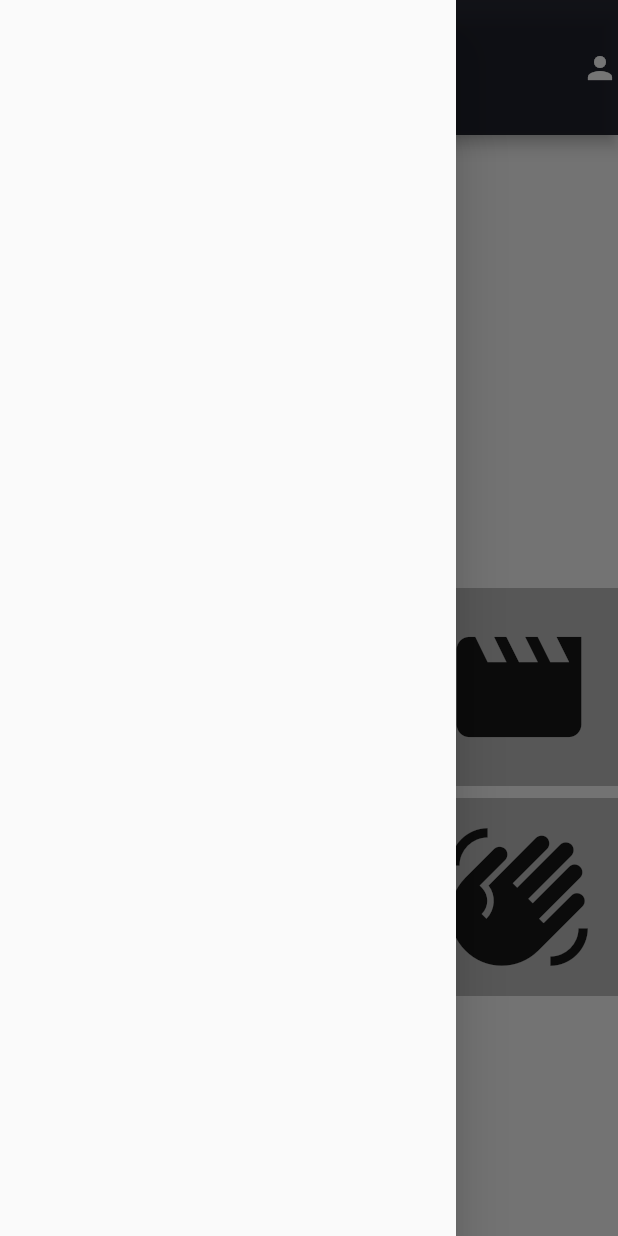
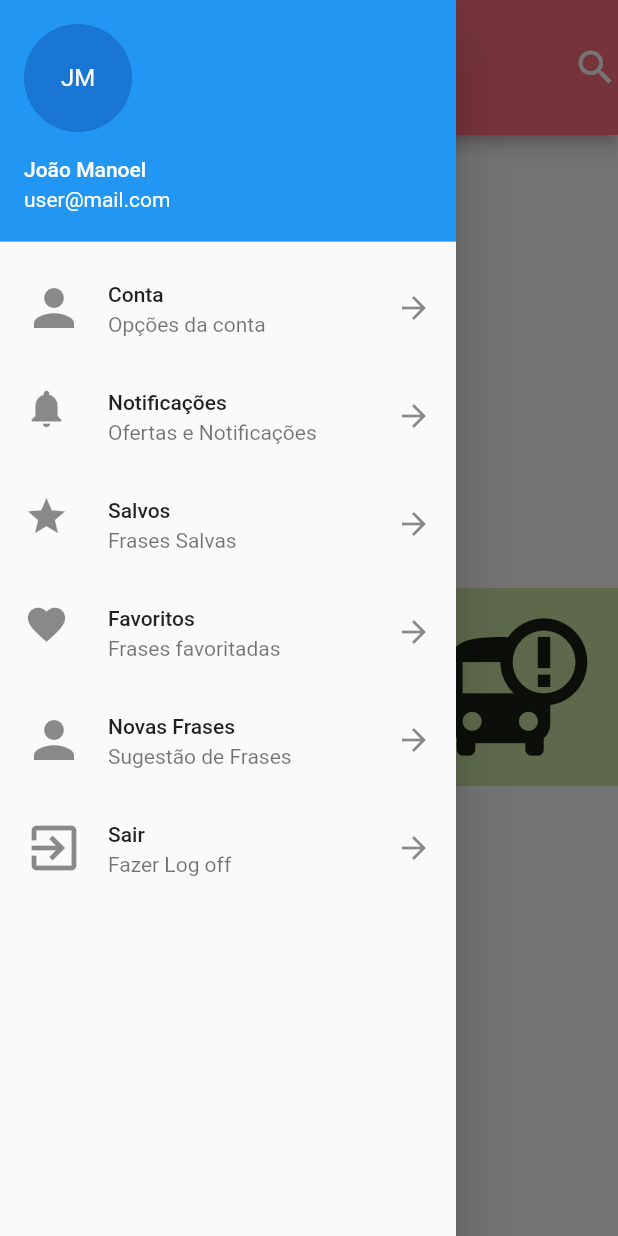
Before and after one commit to Campus-Angical/newenglish, a Flutter app: the screen it shows after launch, with the side drawer open, on a phone screen of 412 x 824 dp. Run offline on Flutter 3.47's test engine with Material 2 defaults, Android fonts, the phone set to English and light mode, and no system bars; our stand-ins replace dartz, get.

Commit message:
Atualiza o projeto com a CleanArchitecture

```diff
--- /dev/null
+++ b/lib/core/failures/failures.dart
@@ -0,0 +1,3 @@
+class Failure {
+
+}
--- /dev/null
+++ b/lib/core/getx/bindings.dart
@@ -0,0 +1,13 @@
+import 'package:get/get.dart';
+import 'package:newenglish/data/local_repository.dart';
+import 'package:newenglish/domain/usecase/list_locais.dart';
+import 'package:newenglish/presentation/controllers/home_ctrl.dart';
+
+class DependencisBinding implements Bindings {
+  @override
+  void dependencies() {
+    Get.put(LocalRepository());
+    Get.put(ListLocal());
+    Get.put(HomeCtrl());
+  }
+}
--- /dev/null
+++ b/lib/core/usecase/usecase.dart
@@ -0,0 +1,8 @@
+import 'package:dartz/dartz.dart';
+import 'package:newenglish/core/failures/failures.dart';
+
+abstract class UseCase<T, Params> {
+  Future<Either<Failure, T>> call(Params params);
+}
+
+class NoParams {}
--- /dev/null
+++ b/lib/data/local_repository.dart
@@ -0,0 +1,19 @@
+import 'package:dartz/dartz.dart';
+import 'package:flutter/material.dart';
+import 'package:newenglish/core/failures/failures.dart';
+import 'package:newenglish/domain/entities/local.dart';
+
+class LocalRepository {
+
+  List<Local> locais = [
+    Local('Restaurante', Icons.food_bank),
+    Local('Escola', Icons.school),
+    Local('Transporte', Icons.bus_alert)
+  ];
+
+  Future<Either<Failure, List<Local>>> all() async {
+    await Future.delayed(Duration(seconds: 3));
+    return right(locais);
+  }
+
+}
--- /dev/null
+++ b/lib/domain/entities/local.dart
@@ -0,0 +1,8 @@
+import 'package:flutter/material.dart';
+
+class Local {
+  String nome;
+  IconData icon;
+
+  Local(this.nome, this.icon);
+}
--- /dev/null
+++ b/lib/domain/usecase/list_locais.dart
@@ -0,0 +1,17 @@
+import 'package:get/get.dart';
+import 'package:newenglish/core/failures/failures.dart';
+import 'package:dartz/dartz.dart';
+import 'package:newenglish/core/usecase/usecase.dart';
+import 'package:newenglish/data/local_repository.dart';
+import 'package:newenglish/domain/entities/local.dart';
+
+class ListLocal implements UseCase<List<Local>, NoParams> {
+
+  LocalRepository _repository = Get.find();
+
+  @override
+  Future<Either<Failure, List<Local>>> call(NoParams params) {
+    return _repository.all();
+  }
+
+}
--- a/lib/main.dart
+++ b/lib/main.dart
@@ -1,50 +1,12 @@
-import 'package:flutter/material.dart';
+import 'package:newenglish/core/getx/bindings.dart';
+import 'package:flutter/cupertino.dart';
+import 'package:get/get.dart';
+import 'package:newenglish/presentation/pages/home_page.dart';
 
 void main() {
-  runApp(const MaterialApp(
+  WidgetsFlutterBinding.ensureInitialized();
+  runApp(GetMaterialApp(
+    initialBinding: DependencisBinding(),
     home: HomePage(),
   ));
 }
-
-class HomePage extends StatelessWidget {
-  const HomePage({Key? key}) : super(key: key);
-
-  @override
-  Widget build(BuildContext context) {
-    return Scaffold(
-      appBar: AppBar(
-          toolbarHeight: 90,
-          title: Text("New English", style: TextStyle(fontSize: 25)),
-          centerTitle: true,
-          backgroundColor: Color.fromARGB(223, 10, 12, 24),
-          actions: [Icon(Icons.person)]),
-      drawer: Drawer(),
-      body: Column(
-        children: [
-          Column(
-            children: [
-              Icon(Icons.person, size: 150),
-              Text("Welcome", style: TextStyle(fontSize: 25),),
-            ],
-          ),
-          Text("Recommended", style: TextStyle(fontSize: 20),),
-          Row(children: [
-            Icon(Icons.coffee, size: 100,),
-            Text("Coffee Shop", style: TextStyle(fontSize: 25),),
-          ],),
-          Expanded(
-            child: GridView(gridDelegate: SliverGridDelegateWithFixedCrossAxisCount(crossAxisCount: 3, mainAxisSpacing: 8, crossAxisSpacing: 8),
-            children: [
-              Container(child: Icon(Icons.restaurant, size: 100), color: Colors.grey[400],),
-              Container(child: Icon(Icons.school, size: 100), color: Colors.grey[400],),
-              Container(child: Icon(Icons.movie, size: 100), color: Colors.grey[400],),
-              Container(child: Icon(Icons.park, size: 100), color: Colors.grey[400],),
-              Container(child: Icon(Icons.shop, size: 100), color: Colors.grey[400],),
-              Container(child: Icon(Icons.waving_hand, size: 100), color: Colors.grey[400],),
-            ],),
-          )
-        ],
-      ),
-    );
-  }
-}
--- /dev/null
+++ b/lib/presentation/controllers/home_ctrl.dart
@@ -0,0 +1,23 @@
+import 'package:get/get.dart';
+import 'package:newenglish/core/usecase/usecase.dart';
+import 'package:newenglish/domain/usecase/list_locais.dart';
+import 'package:newenglish/presentation/states/home_state.dart';
+
+class HomeCtrl extends GetxController {
+
+  ListLocal _listLocal = Get.find();
+
+  final _state = HomeState().obs;
+  HomeState get state => _state.value;
+
+  Future<void> search() async {
+    _state(HomeLoadingState());
+    (await _listLocal(NoParams())).fold(
+      (failure) => _state(HomeFailureState()),
+      (locais) {
+        _state(HomeLoadedState(locais));
+      }
+    );
+  }
+
+}
--- /dev/null
+++ b/lib/presentation/pages/home_page.dart
@@ -0,0 +1,177 @@
+import 'package:flutter/material.dart';
+import 'package:get/get.dart';
+import 'package:newenglish/domain/entities/local.dart';
+import 'package:newenglish/presentation/controllers/home_ctrl.dart';
+import 'package:newenglish/presentation/states/home_state.dart';
+
+class HomePage extends GetWidget<HomeCtrl> {
+  const HomePage({Key? key}) : super(key: key);
+
+  @override
+  Widget build(BuildContext context) {
+    return Scaffold(
+      appBar: AppBar(
+          toolbarHeight: 90,
+          title: Text("New English", style: TextStyle(fontSize: 25)),
+          centerTitle: true,
+          backgroundColor: Color.fromARGB(255, 255, 113, 125),
+          actions: [
+            Icon(
+              Icons.search,
+              size: 30,
+            )
+          ]),
+      drawer: Drawer(
+        child: ListView(
+          padding: EdgeInsets.zero,
+          children: <Widget>[
+            UserAccountsDrawerHeader(
+              accountEmail: Text("user@mail.com"),
+              accountName: Text("João Manoel"),
+              currentAccountPicture: CircleAvatar(
+                child: Text("JM"),
+              ),
+            ),
+            ListTile(
+              leading: Icon(
+                Icons.person,
+                size: 40,
+              ),
+              title: Text("Conta"),
+              subtitle: Text("Opções da conta"),
+              trailing: Icon(Icons.arrow_forward),
+              onTap: () {
+                Navigator.pop(context);
+              },
+            ),
+            ListTile(
+              leading: Icon(
+                Icons.notifications,
+                size: 30,
+              ),
+              title: Text("Notificações"),
+              subtitle: Text("Ofertas e Notificações"),
+              trailing: Icon(Icons.arrow_forward),
+              onTap: () {
+                Navigator.pop(context);
+              },
+            ),
+            ListTile(
+              leading: Icon(
+                Icons.star,
+                size: 30,
+              ),
+              title: Text("Salvos"),
+              subtitle: Text("Frases Salvas"),
+              trailing: Icon(Icons.arrow_forward),
+              onTap: () {
+                Navigator.pop(context);
+              },
+            ),
+            ListTile(
+              leading: Icon(
+                Icons.favorite,
+                size: 30,
+              ),
+              title: Text("Favoritos"),
+              subtitle: Text("Frases favoritadas"),
+              trailing: Icon(Icons.arrow_forward),
+              onTap: () {
+                Navigator.pop(context);
+              },
+            ),
+            ListTile(
+              leading: Icon(
+                Icons.person,
+                size: 40,
+              ),
+              title: Text("Novas Frases"),
+              subtitle: Text("Sugestão de Frases"),
+              trailing: Icon(Icons.arrow_forward),
+              onTap: () {
+                Navigator.pop(context);
+              },
+            ),
+            ListTile(
+              leading: Icon(
+                Icons.exit_to_app,
+                size: 40,
+              ),
+              title: Text("Sair"),
+              subtitle: Text("Fazer Log off"),
+              trailing: Icon(Icons.arrow_forward),
+              onTap: () {
+                Navigator.pop(context);
+              },
+            ),
+          ],
+        ),
+      ),
+      body: Column(
+        children: [
+          Column(
+            children: [
+              Icon(Icons.person, size: 150),
+              Text(
+                "Welcome",
+                style: TextStyle(fontSize: 25),
+              ),
+            ],
+          ),
+          Text(
+            "Recommended",
+            style: TextStyle(fontSize: 20),
+          ),
+          Row(
+            children: [
+              Icon(
+                Icons.coffee,
+                size: 100,
+              ),
+              Text(
+                "Coffee Shop",
+                style: TextStyle(fontSize: 25),
+              ),
+            ],
+          ),
+          Obx((() {
+            if (controller.state is HomeLoadedState) {
+              final state = controller.state as HomeLoadedState;
+              return Expanded(
+                child: GridView(
+                  gridDelegate: SliverGridDelegateWithFixedCrossAxisCount(
+                      crossAxisCount: 3,
+                      mainAxisSpacing: 8,
+                      crossAxisSpacing: 8),
+                  children: _buildGridView(state.locais),
+                ),
+              );
+            }
+
+            if (controller.state is HomeFailureState) {
+              return Text('Erro');
+            }
+
+            if (controller.state is HomeLoadingState) {
+              return const CircularProgressIndicator();
+            }
+
+            controller.search();
+            return const CircularProgressIndicator();
+          }))
+        ],
+      ),
+    );
+  }
+
+  List<Widget> _buildGridView(List<Local> locais) {
+    List<Widget> widgets = [];
+    for (Local l in locais) {
+      widgets.add(Container(
+        child: Icon(l.icon, size: 100),
+        color: Color.fromARGB(255, 204, 228, 165),
+      ));
+    }
+    return widgets;
+  }
+}
--- /dev/null
+++ b/lib/presentation/states/home_state.dart
@@ -0,0 +1,12 @@
+import 'package:newenglish/domain/entities/local.dart';
+
+class HomeState {}
+
+class HomeLoadingState extends HomeState {}
+
+class HomeFailureState extends HomeState {}
+
+class HomeLoadedState extends HomeState {
+  List<Local> locais;
+  HomeLoadedState(this.locais);
+}
--- a/pubspec.yaml
+++ b/pubspec.yaml
@@ -30,10 +30,11 @@ dependencies:
   flutter:
     sdk: flutter
 
-
   # The following adds the Cupertino Icons font to your application.
   # Use with the CupertinoIcons class for iOS style icons.
   cupertino_icons: ^1.0.2
+  dartz: ^0.10.1
+  get: ^4.6.1
 
 dev_dependencies:
   flutter_test:
```
Also changed, not shown: pubspec.lock, 2 other files.
